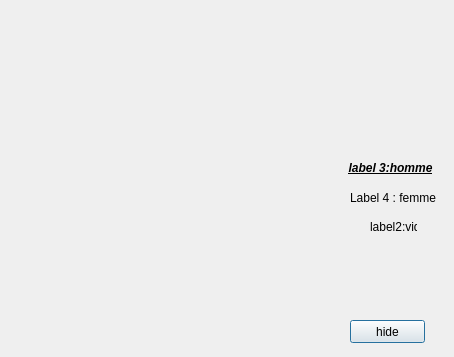
Above: stats.ui from nefissaKhiari/Smart_Police_Station_2A20 before the change. Below: the same form after it.
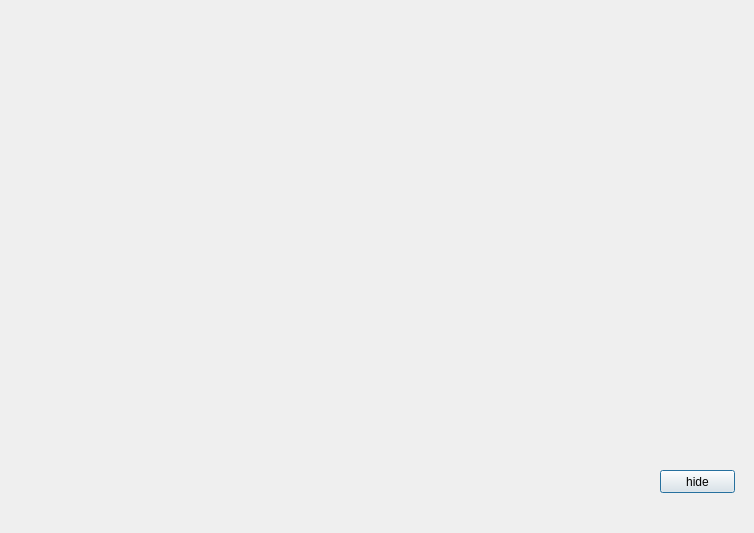
That is the form after the change.

What changed in the file:
```diff
--- a/stats.ui
+++ b/stats.ui
@@ -6,57 +6,18 @@
    <rect>
     <x>0</x>
     <y>0</y>
-    <width>454</width>
-    <height>357</height>
+    <width>754</width>
+    <height>533</height>
    </rect>
   </property>
   <property name="windowTitle">
    <string>Dialog</string>
   </property>
-  <widget class="QLabel" name="label_3">
+  <widget class="QPushButton" name="hide">
    <property name="geometry">
     <rect>
-     <x>330</x>
-     <y>160</y>
-     <width>121</width>
-     <height>16</height>
-    </rect>
-   </property>
-   <property name="text">
-    <string>&lt;html&gt;&lt;head/&gt;&lt;body&gt;&lt;p align=&quot;center&quot;&gt;&lt;span style=&quot; font-weight:600; font-style:italic; text-decoration: underline;&quot;&gt;label 3:homme&lt;/span&gt;&lt;/p&gt;&lt;/body&gt;&lt;/html&gt;</string>
-   </property>
-  </widget>
-  <widget class="QLabel" name="label_4">
-   <property name="geometry">
-    <rect>
-     <x>350</x>
-     <y>190</y>
-     <width>101</width>
-     <height>16</height>
-    </rect>
-   </property>
-   <property name="text">
-    <string>Label 4 : femme</string>
-   </property>
-  </widget>
-  <widget class="QLabel" name="label_2">
-   <property name="geometry">
-    <rect>
-     <x>370</x>
-     <y>220</y>
-     <width>47</width>
-     <height>13</height>
-    </rect>
-   </property>
-   <property name="text">
-    <string>label2:vide</string>
-   </property>
-  </widget>
-  <widget class="QPushButton" name="pushButton">
-   <property name="geometry">
-    <rect>
-     <x>350</x>
-     <y>320</y>
+     <x>660</x>
+     <y>470</y>
      <width>75</width>
      <height>23</height>
     </rect>
@@ -65,6 +26,17 @@
     <string>hide</string>
    </property>
   </widget>
+  <widget class="QFrame" name="frame_charts">
+   <property name="geometry">
+    <rect>
+     <x>10</x>
+     <y>20</y>
+     <width>641</width>
+     <height>401</height>
+    </rect>
+   </property>
+   <layout class="QHBoxLayout" name="horizontalLayout"/>
+  </widget>
  </widget>
  <resources/>
  <connections/>
```
